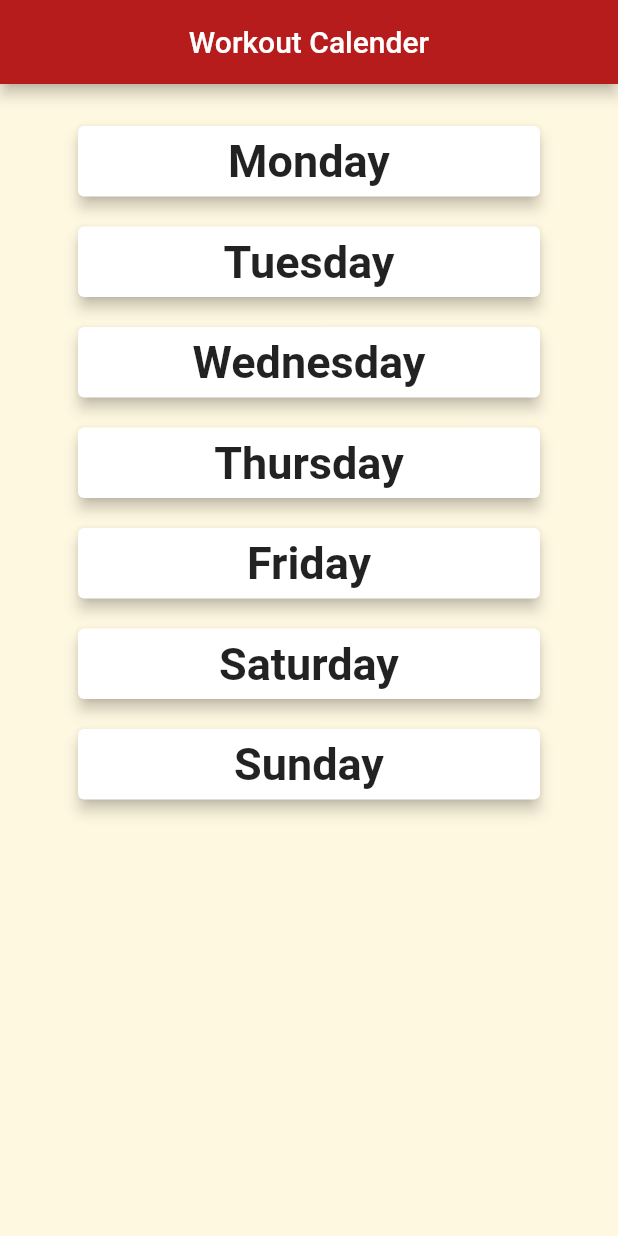
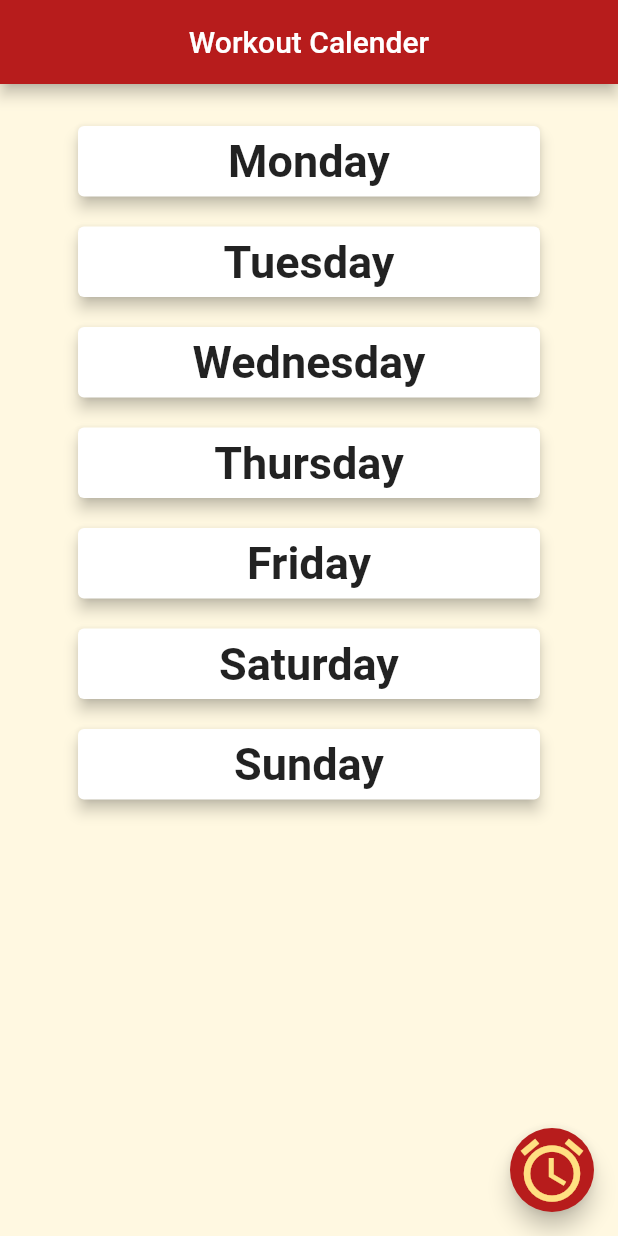
Before and after one commit to BillyLuisNeedham/workplace_workout_counter, a Flutter app: the screen it shows after launch, on a phone screen of 412 x 824 dp. Run offline on Flutter 3.47's test engine with Material 2 defaults, Android fonts, the phone set to English and light mode, and no system bars; our stand-ins replace percent_indicator, sqflite; accounts and stored records are empty.

Commit message:
Added floating action button to day list

```diff
--- a/lib/views/day_list.dart
+++ b/lib/views/day_list.dart
@@ -38,12 +38,14 @@ class _DayListState extends State<DayList> {
                 navigateToWorkoutList(days[position]);
               },
               child: Padding(
-                  padding: const EdgeInsets.symmetric(vertical: 6.0, horizontal: 48.0),
+                padding:
+                    const EdgeInsets.symmetric(vertical: 6.0, horizontal: 48.0),
                 child: Card(
                   color: Colors.white,
                   elevation: 4.0,
                   child: Padding(
-                      padding: const EdgeInsets.symmetric(vertical: 6.0, horizontal: 0.0),
+                    padding: const EdgeInsets.symmetric(
+                        vertical: 6.0, horizontal: 0.0),
                     child: Center(
                       child: Text(
                         days[position],
@@ -59,12 +61,24 @@ class _DayListState extends State<DayList> {
             );
           },
         ),
-        ));
+      ),
+      floatingActionButton: FloatingActionButton(
+        onPressed: () {},
+        backgroundColor: Colors.red[900],
+        child: Icon(
+          Icons.alarm,
+          size: 50,
+          color: Colors.amber[200],
+        ),
+      ),
+    );
   }
 
   void navigateToWorkoutList(String day) {
     Navigator.push(context, MaterialPageRoute(builder: (context) {
-      return WorkoutList(day: day,);
+      return WorkoutList(
+        day: day,
+      );
     }));
   }
 }
```
Lines whose indentation alone changed are shown as unchanged.
